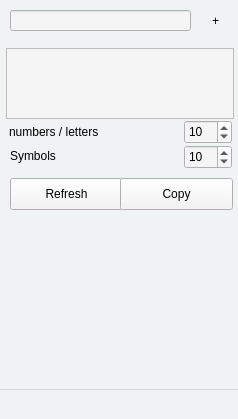
Before: the Qt Designer form forms/mainwindow.ui in jwdeitch/simplesafe, drawn with Qt 5.
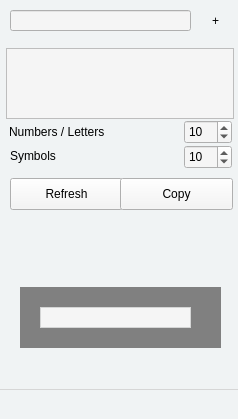
After: the same form once the commit is applied. Icons and pictures are not drawn.

Commit message: alt order

```diff
--- a/forms/mainwindow.ui
+++ b/forms/mainwindow.ui
@@ -425,7 +425,7 @@
      <string notr="true">background-color:none;</string>
     </property>
     <property name="text">
-     <string>numbers / letters</string>
+     <string>Numbers / Letters</string>
     </property>
     <property name="wordWrap">
      <bool>true</bool>
@@ -535,8 +535,8 @@
   <zorder>listWidget</zorder>
   <zorder>searchBackdrop_2</zorder>
   <zorder>newAssetFrame</zorder>
-  <zorder>lockFrame</zorder>
   <zorder>generatePasswordPanel</zorder>
+  <zorder>lockFrame</zorder>
  </widget>
  <layoutdefault spacing="6" margin="11"/>
  <resources>
```
Left out of the diff: 20 changed lines with no effect on the pictures.
